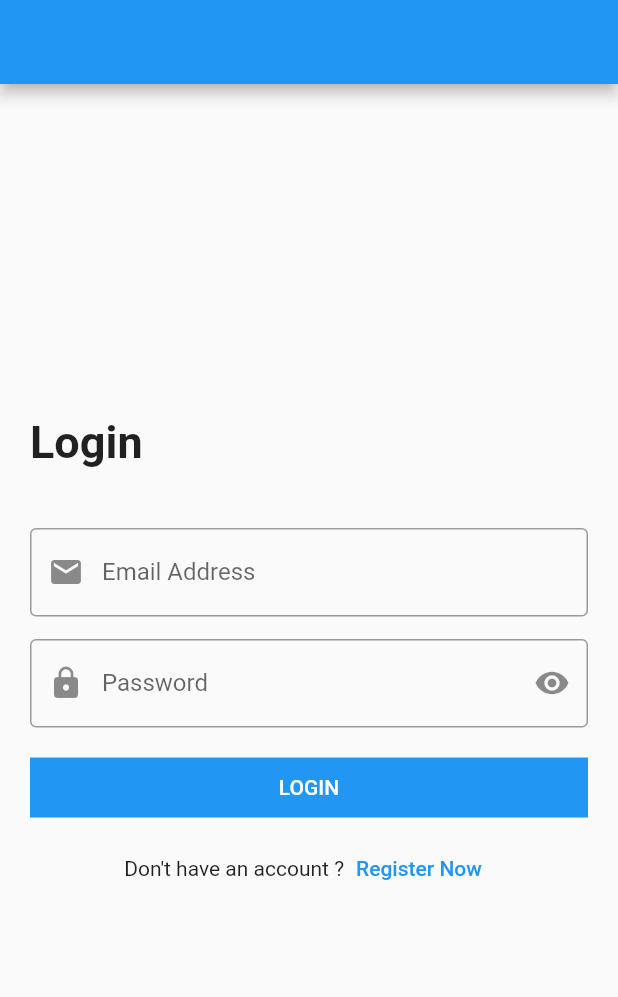
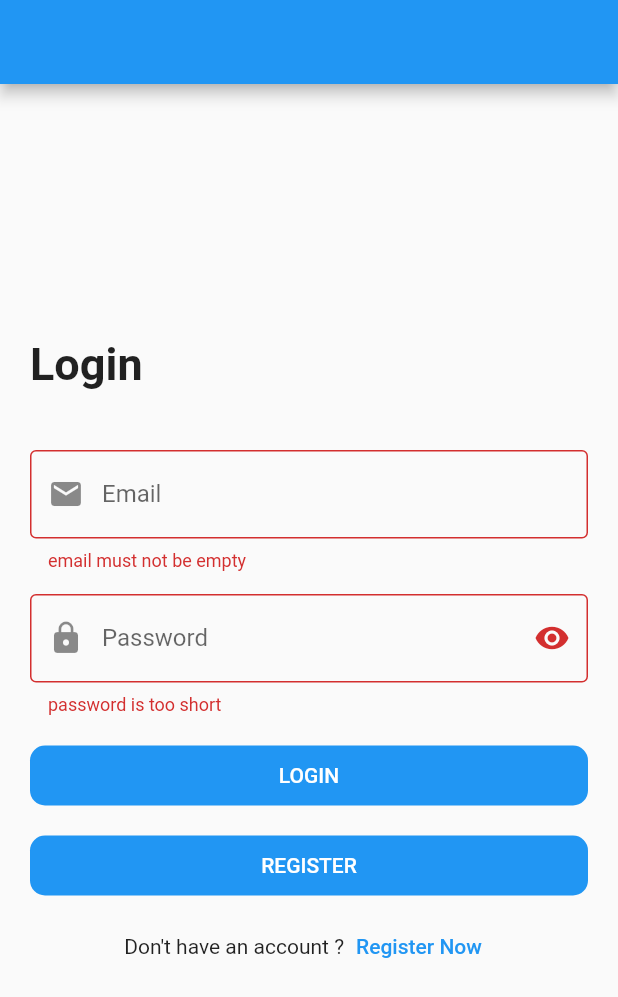
Before and after one commit to mortadha1144/BMI_A, a Flutter app: the screen it shows after launch, after a tap on "LOGIN", on a phone screen of 412 x 824 dp. Shown: the top 997 px of the screen. Run offline on Flutter 3.47's test engine with Material 2 defaults, Android fonts, the phone set to English and light mode, and no system bars.

Commit message:
lesson 74

```diff
--- a/lib/modules/login/login_screen.dart
+++ b/lib/modules/login/login_screen.dart
@@ -2,20 +2,22 @@ import 'package:bmi_a/shared/components/components.dart';
 import 'package:flutter/material.dart';
 
 class LoginScreen extends StatelessWidget {
-   LoginScreen({super.key}) ;
+  LoginScreen({super.key});
+
   final emailController = TextEditingController();
   final passwordController = TextEditingController();
-
+  var formKey = GlobalKey<FormState>();
 
   @override
   Widget build(BuildContext context) {
-
     return Scaffold(
       appBar: AppBar(),
       body: Padding(
         padding: const EdgeInsets.all(20.0),
         child: Center(
           child: SingleChildScrollView(
+            child: Form(
+              key: formKey,
               child: Column(
                 crossAxisAlignment: CrossAxisAlignment.start,
                 children: [
@@ -29,42 +31,57 @@ class LoginScreen extends StatelessWidget {
                   const SizedBox(
                     height: 40,
                   ),
-                TextFormField(
+                  defaultFormField(
                     controller: emailController,
-                  onEditingComplete: () {},
-                  keyboardType: TextInputType.emailAddress,
-                  onFieldSubmitted: (value) => print(value),
-                  onChanged: (value) => print(value),
-                  decoration: const InputDecoration(
-                    labelText: 'Email Address',
-                    border: OutlineInputBorder(),
-                    prefixIcon: Icon(Icons.email),
-                  ),
+                    type: TextInputType.emailAddress,
+                    label: 'Email',
+                    prefixIcon: Icons.email,
+                    validate: (value) {
+                      if((value??'').isEmpty){
+                        return'email must not be empty';
+                      }
+                      return null;
+                    },
                   ),
                   const SizedBox(
                     height: 15,
                   ),
-                TextFormField(
+                  defaultFormField(
                     controller: passwordController,
-                  onEditingComplete: () {},
-                  keyboardType: TextInputType.visiblePassword,
-                  obscureText: true,
-                  onFieldSubmitted: (value) => print(value),
-                  onChanged: (value) => print(value),
-                  decoration: const InputDecoration(
-                    labelText: 'Password',
-                    border: OutlineInputBorder(),
-                    prefixIcon: Icon(Icons.lock),
-                    suffixIcon: Icon(Icons.remove_red_eye),
-                  ),
+                    type: TextInputType.visiblePassword,
+                    label: 'Password',
+                    prefixIcon: Icons.lock,
+                    suffixIcon: Icons.remove_red_eye,
+                    isPassword: true,
+                    validate: (value) {
+                      if((value??'').isEmpty){
+                        return'password is too short';
+                      }
+                      return null;
+                    },
                   ),
                   const SizedBox(
                     height: 20,
                   ),
-                defaultButton(onPressed: () {
+                  defaultButton(
+                    onPressed: () {
+                      if (formKey.currentState!.validate()) {
                         print(emailController.text);
-                  print(passwordController .text);
-                }, text: 'login'),
+                        print(passwordController.text);
+                      }
+                    },
+                    text: 'login',
+                  ),
+                  const SizedBox(
+                    height: 20,
+                  ),
+                  defaultButton(
+                    onPressed: () {
+                      print(emailController.text);
+                      print(passwordController.text);
+                    },
+                    text: 'ReGIster',
+                  ),
                   const SizedBox(
                     height: 10,
                   ),
@@ -83,6 +100,7 @@ class LoginScreen extends StatelessWidget {
             ),
           ),
         ),
+      ),
     );
   }
 }
--- a/lib/shared/components/components.dart
+++ b/lib/shared/components/components.dart
@@ -1,19 +1,51 @@
 import 'package:flutter/material.dart';
 
 Widget defaultButton({
-  double width=double.infinity,
-  Color background=Colors.blue,
+  double width = double.infinity,
+  Color background = Colors.blue,
+  bool isUpperCase = true,
+  double radius = 10,
   required Function() onPressed,
   required String text,
-})=>Container(
+}) =>
+    Container(
       width: width,
       height: 40,
+      decoration: BoxDecoration(
+        borderRadius: BorderRadius.circular(radius),
         color: background,
+      ),
       child: MaterialButton(
         onPressed: onPressed,
-    child:  Text(
-      text.toUpperCase(),
+        child: Text(
+          isUpperCase ? text.toUpperCase() : text,
           style: const TextStyle(color: Colors.white),
         ),
       ),
     );
+
+Widget defaultFormField({
+  required TextEditingController controller,
+  required TextInputType type,
+  void Function(String)? onSubmit,
+  void Function(String)? onChange,
+  bool isPassword = false,
+  required String? Function(String?)? validate,
+  required String label,
+  required IconData prefixIcon,
+  IconData? suffixIcon,
+}) =>
+    TextFormField(
+      controller: controller,
+      keyboardType: type,
+      obscureText: isPassword,
+      onFieldSubmitted: onSubmit,
+      onChanged: onChange,
+      validator: validate,
+      decoration: InputDecoration(
+        labelText: label,
+        border: const OutlineInputBorder(),
+        prefixIcon: Icon(prefixIcon),
+        suffixIcon: Icon(suffixIcon),
+      ),
+    );
```
Lines whose indentation alone changed are shown as unchanged.
